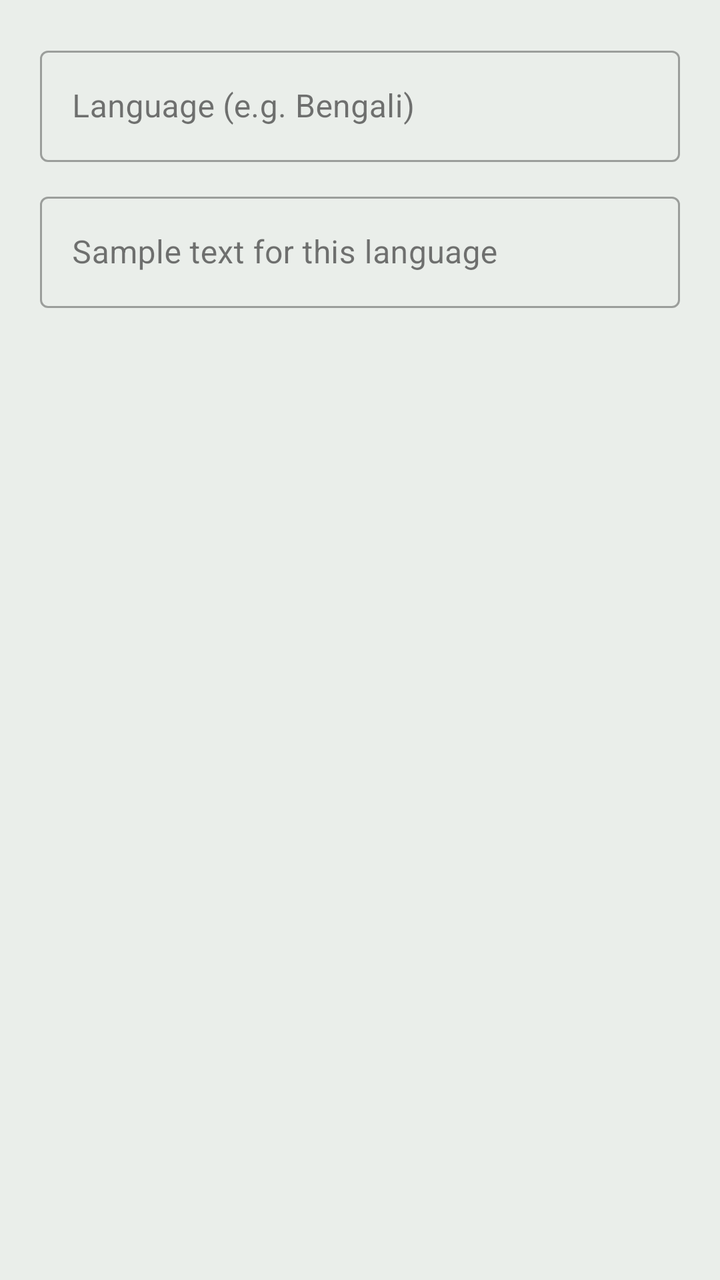
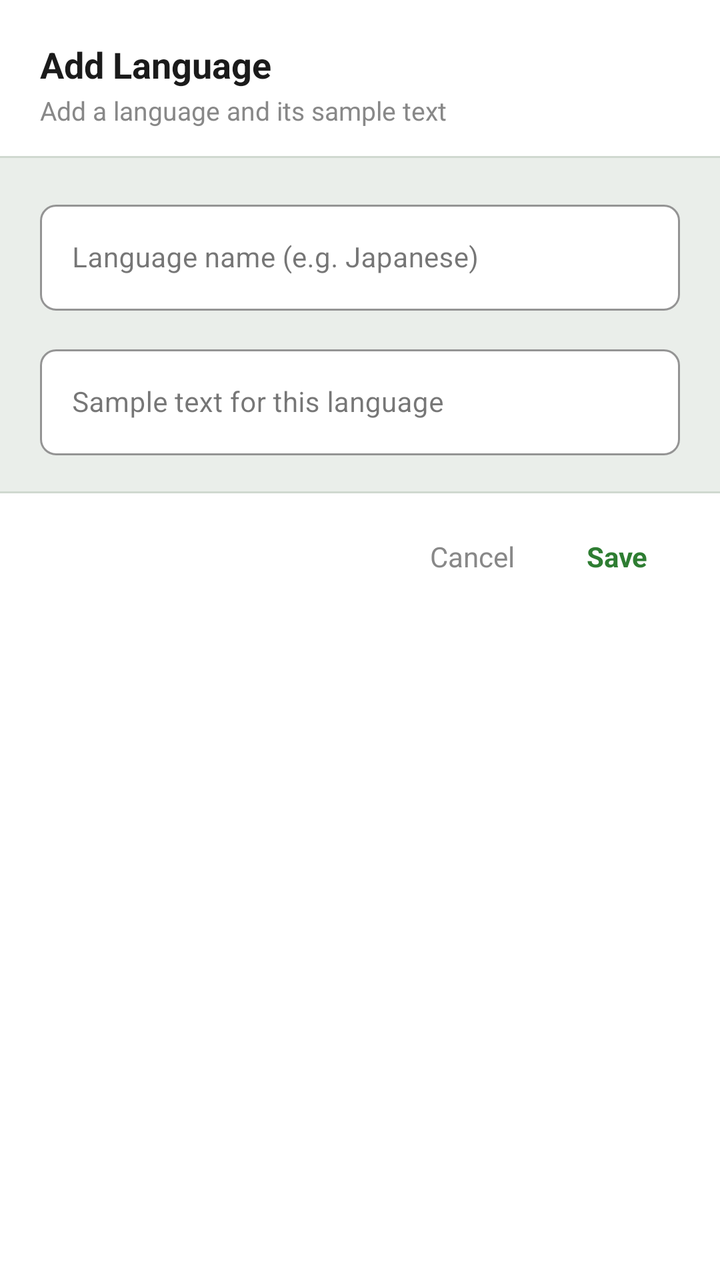

Compare the two renders of this Android layout. The source of the first and the diff that turns it into the second are given below.
<!-- AndroidManifest.xml: application theme Theme.FontLens -->
<!-- res/layout/dialog_add_lang.xml -->
<?xml version="1.0" encoding="utf-8"?>
<LinearLayout
    xmlns:android="http://schemas.android.com/apk/res/android"
    android:layout_width="match_parent"
    android:layout_height="wrap_content"
    android:orientation="vertical"
    android:padding="20dp"
    android:background="?attr/bgElevated">

    <com.google.android.material.textfield.TextInputLayout
        style="@style/Widget.MaterialComponents.TextInputLayout.OutlinedBox"
        android:layout_width="match_parent"
        android:layout_height="wrap_content"
        android:layout_marginBottom="12dp"
        android:hint="@string/language_name_hint">

        <com.google.android.material.textfield.TextInputEditText
            android:id="@+id/et_lang_name"
            android:layout_width="match_parent"
            android:layout_height="wrap_content"
            android:inputType="textCapWords"
            android:textColor="?attr/textPrimary" />

    </com.google.android.material.textfield.TextInputLayout>

    <com.google.android.material.textfield.TextInputLayout
        style="@style/Widget.MaterialComponents.TextInputLayout.OutlinedBox"
        android:layout_width="match_parent"
        android:layout_height="wrap_content"
        android:hint="@string/sample_text_hint">

        <com.google.android.material.textfield.TextInputEditText
            android:id="@+id/et_lang_sample"
            android:layout_width="match_parent"
            android:layout_height="wrap_content"
            android:inputType="textMultiLine"
            android:maxLines="3"
            android:textColor="?attr/textPrimary" />

    </com.google.android.material.textfield.TextInputLayout>

</LinearLayout>
<!-- resources referenced by this layout -->
<resources>
  <string name="language_name_hint">Language (e.g. Bengali)</string>
  <string name="sample_text_hint">Sample text for this language</string>
  <style name="Theme.FontLens" parent="Theme.FontLens.Green.Light" />
  <style name="Theme.FontLens.Green.Light" parent="Theme.MaterialComponents.Light.NoActionBar">
          <item name="colorPrimary">@color/green_light_accent</item>
          <item name="colorPrimaryVariant">@color/green_light_accent_dim</item>
          <item name="colorOnPrimary">#FFFFFF</item>
          <item name="colorSecondary">@color/green_light_accent</item>
          <item name="colorSurface">@color/green_light_bg_surface</item>
          <item name="colorOnSurface">@color/green_light_text_primary</item>
          <item name="android:colorBackground">@color/green_light_bg_primary</item>
          <item name="android:windowBackground">@color/green_light_bg_primary</item>
          <item name="android:statusBarColor">@color/green_light_bg_sidebar</item>
          <item name="android:navigationBarColor">@color/green_light_bg_sidebar</item>
          <item name="android:textColorPrimary">@color/green_light_text_primary</item>
          <item name="android:textColorSecondary">@color/green_light_text_secondary</item>
          
          <item name="bgPrimary">@color/green_light_bg_primary</item>
          <item name="bgSurface">@color/green_light_bg_surface</item>
          <item name="bgElevated">@color/green_light_bg_elevated</item>
          <item name="bgSidebar">@color/green_light_bg_sidebar</item>
          <item name="accentColor">@color/green_light_accent</item>
          <item name="accentDim">@color/green_light_accent_dim</item>
          <item name="textPrimary">@color/green_light_text_primary</item>
          <item name="textSecondary">@color/green_light_text_secondary</item>
          <item name="textMuted">@color/green_light_text_muted</item>
          <item name="dividerColor">@color/green_light_divider</item>
          <item name="borderColor">@color/green_light_border</item>
      </style>
  <color name="green_light_accent">#2E7D32</color>
  <color name="green_light_accent_dim">#C8E6C9</color>
  <color name="green_light_bg_surface">#FFFFFF</color>
  <color name="green_light_text_primary">#1B1B1B</color>
  <color name="green_light_bg_primary">#F4F6F4</color>
  <color name="green_light_bg_sidebar">#DDE5DD</color>
  <color name="green_light_text_secondary">#4A4A4A</color>
  <color name="green_light_bg_elevated">#EAEEEA</color>
  <color name="green_light_text_muted">#888888</color>
  <color name="green_light_divider">#D0D9D0</color>
  <color name="green_light_border">#B8C8B8</color>
</resources>

<!-- the commit's change to res/layout/dialog_add_lang.xml (unified diff, before → after) -->
@@ -1,42 +1,156 @@
 <?xml version="1.0" encoding="utf-8"?>
 <LinearLayout
     xmlns:android="http://schemas.android.com/apk/res/android"
+    xmlns:app="http://schemas.android.com/apk/res-auto"
     android:layout_width="match_parent"
     android:layout_height="wrap_content"
     android:orientation="vertical"
-    android:padding="20dp"
-    android:background="?attr/bgElevated">
+    android:background="?attr/bgSurface">
 
-    <com.google.android.material.textfield.TextInputLayout
-        style="@style/Widget.MaterialComponents.TextInputLayout.OutlinedBox"
+    
+    <LinearLayout
         android:layout_width="match_parent"
         android:layout_height="wrap_content"
-        android:layout_marginBottom="12dp"
-        android:hint="@string/language_name_hint">
+        android:orientation="vertical"
+        android:background="?attr/bgSurface"
+        android:paddingStart="20dp"
+        android:paddingEnd="20dp"
+        android:paddingTop="20dp"
+        android:paddingBottom="14dp">
 
-        <com.google.android.material.textfield.TextInputEditText
-            android:id="@+id/et_lang_name"
+        <TextView
+            android:layout_width="wrap_content"
+            android:layout_height="wrap_content"
+            android:text="Add Language"
+            android:textColor="?attr/textPrimary"
+            android:textSize="18sp"
+            android:textStyle="bold"
+            android:layout_marginBottom="2dp" />
+
+        <TextView
+            android:layout_width="wrap_content"
+            android:layout_height="wrap_content"
+            android:text="Add a language and its sample text"
+            android:textColor="?attr/textMuted"
+            android:textSize="13sp" />
+
+    </LinearLayout>
+
+    
+    <View
+        android:layout_width="match_parent"
+        android:layout_height="1dp"
+        android:background="?attr/dividerColor" />
+
+    
+    <LinearLayout
+        android:layout_width="match_parent"
+        android:layout_height="wrap_content"
+        android:orientation="vertical"
+        android:background="?attr/bgElevated"
+        android:paddingStart="20dp"
+        android:paddingEnd="20dp"
+        android:paddingTop="18dp"
+        android:paddingBottom="18dp">
+
+        <com.google.android.material.textfield.TextInputLayout
+            style="@style/Widget.MaterialComponents.TextInputLayout.OutlinedBox"
             android:layout_width="match_parent"
             android:layout_height="wrap_content"
-            android:inputType="textCapWords"
-            android:textColor="?attr/textPrimary" />
+            android:layout_marginBottom="14dp"
+            app:boxBackgroundColor="?attr/bgSurface"
+            app:boxCornerRadiusTopStart="8dp"
+            app:boxCornerRadiusTopEnd="8dp"
+            app:boxCornerRadiusBottomStart="8dp"
+            app:boxCornerRadiusBottomEnd="8dp"
+            app:boxStrokeColor="?attr/borderColor"
+            android:hint="Language name (e.g. Japanese)">
 
-    </com.google.android.material.textfield.TextInputLayout>
+            <com.google.android.material.textfield.TextInputEditText
+                android:id="@+id/et_lang_name"
+                android:layout_width="match_parent"
+                android:layout_height="wrap_content"
+                android:inputType="textCapWords"
+                android:textColor="?attr/textPrimary"
+                android:textSize="14sp" />
 
-    <com.google.android.material.textfield.TextInputLayout
-        style="@style/Widget.MaterialComponents.TextInputLayout.OutlinedBox"
+        </com.google.android.material.textfield.TextInputLayout>
+
+        <com.google.android.material.textfield.TextInputLayout
+            style="@style/Widget.MaterialComponents.TextInputLayout.OutlinedBox"
+            android:layout_width="match_parent"
+            android:layout_height="wrap_content"
+            app:boxBackgroundColor="?attr/bgSurface"
+            app:boxCornerRadiusTopStart="8dp"
+            app:boxCornerRadiusTopEnd="8dp"
+            app:boxCornerRadiusBottomStart="8dp"
+            app:boxCornerRadiusBottomEnd="8dp"
+            app:boxStrokeColor="?attr/borderColor"
+            android:hint="Sample text for this language">
+
+            <com.google.android.material.textfield.TextInputEditText
+                android:id="@+id/et_lang_sample"
+                android:layout_width="match_parent"
+                android:layout_height="wrap_content"
+                android:inputType="textMultiLine"
+                android:maxLines="3"
+                android:textColor="?attr/textPrimary"
+                android:textSize="14sp" />
+
+        </com.google.android.material.textfield.TextInputLayout>
+
+    </LinearLayout>
+
+    
+    <View
+        android:layout_width="match_parent"
+        android:layout_height="1dp"
+        android:background="?attr/dividerColor" />
+
+    
+    <LinearLayout
         android:layout_width="match_parent"
         android:layout_height="wrap_content"
-        android:hint="@string/sample_text_hint">
+        android:orientation="horizontal"
+        android:gravity="end"
+        android:background="?attr/bgSurface"
+        android:paddingStart="20dp"
+        android:paddingEnd="20dp"
+        android:paddingTop="12dp"
+        android:paddingBottom="12dp">
 
-        <com.google.android.material.textfield.TextInputEditText
-            android:id="@+id/et_lang_sample"
-            android:layout_width="match_parent"
+        <TextView
+            android:id="@+id/btn_dialog_cancel"
+            android:layout_width="wrap_content"
             android:layout_height="wrap_content"
-            android:inputType="textMultiLine"
-            android:maxLines="3"
-            android:textColor="?attr/textPrimary" />
+            android:text="Cancel"
+            android:textColor="?attr/textMuted"
+            android:textSize="14sp"
+            android:paddingStart="16dp"
+            android:paddingEnd="16dp"
+            android:paddingTop="10dp"
+            android:paddingBottom="10dp"
+            android:clickable="true"
+            android:focusable="true"
+            android:background="?attr/selectableItemBackgroundBorderless" />
 
-    </com.google.android.material.textfield.TextInputLayout>
+        <TextView
+            android:id="@+id/btn_dialog_save"
+            android:layout_width="wrap_content"
+            android:layout_height="wrap_content"
+            android:text="Save"
+            android:textColor="?attr/colorPrimary"
+            android:textStyle="bold"
+            android:textSize="14sp"
+            android:paddingStart="16dp"
+            android:paddingEnd="16dp"
+            android:paddingTop="10dp"
+            android:paddingBottom="10dp"
+            android:layout_marginStart="4dp"
+            android:clickable="true"
+            android:focusable="true"
+            android:background="?attr/selectableItemBackgroundBorderless" />
+
+    </LinearLayout>
 
 </LinearLayout>
<!-- resource entries referenced after the edit -->
@@ -1,7 +1,5 @@
 <!-- resources referenced by this layout -->
 <resources>
-  <string name="language_name_hint">Language (e.g. Bengali)</string>
-  <string name="sample_text_hint">Sample text for this language</string>
   <style name="Theme.FontLens" parent="Theme.FontLens.Green.Light" />
   <style name="Theme.FontLens.Green.Light" parent="Theme.MaterialComponents.Light.NoActionBar">
           <item name="colorPrimary">@color/green_light_accent</item>
